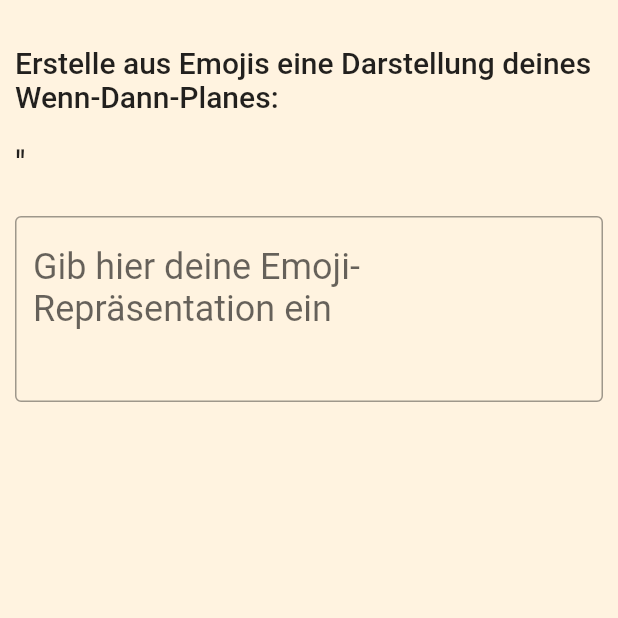
After one commit to EducationalTechnologies/serene-prompt, a Flutter app: the EmojiStoryScreen screen opened directly, on a phone screen of 412 x 824 dp, the top half of it. The commit adds this screen. Run offline on Flutter 3.47's test engine with Material 2 defaults, Android fonts, the phone set to English and light mode, and no system bars; our stand-ins replace cloud_firestore, email_validator, firebase_auth, firebase_core, flutter_local_notifications, flutter_markdown and 6 more; accounts and stored records are empty; network calls fail.

Commit message:
add emoji task

```diff
--- a/assets/config/plans.json
+++ b/assets/config/plans.json
@@ -8,7 +8,7 @@
 "Wenn ich beim Lernen nervös bin, dann achte ich auf eine ruhige Atmung.",
 "Wenn ich beim Lernen aufgeregt bin, dann gehe ich meinen Plan im Kopf durch.",
 "Wenn ich mich beim Lernen wütend fühle, dann frage ich mich nach dem Grund",
-"Wenn ich mich beim Lernen unwohl fühle, dann mache ich eine kurze Pause. ",
+"Wenn ich mich beim Lernen unwohl fühle, dann mache ich eine kurze Pause.",
 "Wenn ich beim Lernen Angst habe, dann sage ich mir, dass ich durchhalten will",
 "Wenn ich beim Lernen müde werde, dann mache ich zwischendurch einige Hampelmänner.",
 "Wenn ich unmotiviert bin zu lernen, dann denke ich an mein Lernziel für den Tag.",
@@ -17,7 +17,7 @@
 "Wenn es beim Lernen eine Unterbrechung gibt, dann kehre ich danach sofort zur Aufgabe zurück",
 "Wenn ich eine Nachricht bekomme, dann werde ich warten bis ich das Lernen beendet habe.",
 "Wenn ich beim Lernen Tagträume habe, dann schließe ich kurz fest die Augen.",
-"Wenn ich beim Lernen eine Ablenkung bemerke, dann suche ich mir einen ruhigen/ geeigneteren Raum.",
+"Wenn ich beim Lernen eine Ablenkung bemerke, dann suche ich mir einen ruhigen Raum.",
 "Wenn ich mit dem Vokabellernen in cabuu beginne, dann schließe ich zuerst alle anderen Apps.",
 "Wenn ich mit dem Lernen anfangen will, dann gehe ich an einen geeigneten Arbeitsplatz",
 "Wenn mein Smartphone mich ablenkt, dann lege ich es in einiger Entfernung ab.",
@@ -27,5 +27,4 @@
 "Wenn ich mit dem Vokabellernen fertig bin, dann fühle ich große Erleichterung.",
 "Wenn ich alle meine Schulaufgaben erledigt habe, dann fühle ich große Freude.",
 "Wenn ich meinen Wortschatz vergrößere, dann kann ich besser auf Englisch Unterhaltungen führen."
-
 ]
--- /dev/null
+++ b/lib/screens/internalisation/emoji_story_screen.dart
@@ -0,0 +1,97 @@
+import 'package:flutter/material.dart';
+import 'package:flutter/widgets.dart';
+import 'package:provider/provider.dart';
+import 'package:serene/shared/route_names.dart';
+import 'package:serene/shared/ui_helpers.dart';
+import 'package:serene/viewmodels/internalisation_view_model.dart';
+import 'package:serene/widgets/full_width_button.dart';
+
+class EmojiStoryScreen extends StatefulWidget {
+  EmojiStoryScreen({Key key}) : super(key: key);
+
+  @override
+  _EmojiStoryScreenState createState() => _EmojiStoryScreenState();
+}
+
+class _EmojiStoryScreenState extends State<EmojiStoryScreen> {
+  bool _done = false;
+  String _emojiStory = "";
+
+  // bool _useEmojiPicker = false;
+
+  _buildSubmitButton() {
+    var vm = Provider.of<InternalisationViewModel>(context, listen: false);
+    return Align(
+        alignment: Alignment.bottomCenter,
+        child: FullWidthButton(
+          onPressed: () async {
+            await vm.submitEmojiStory(_emojiStory);
+            Navigator.pushNamed(context, RouteNames.NO_TASKS);
+          },
+        ));
+  }
+
+  // _buildEmojiPicker() {
+  //   return EmojiKeyboard(
+  //     onEmojiSelected: (Emoji emoji) {
+  //       setState(() {
+  //         _emojiStory += emoji.text;
+  //       });
+  //       print(emoji);
+  //     },
+  //   );
+  // }
+
+  @override
+  Widget build(BuildContext context) {
+    var vm = Provider.of<InternalisationViewModel>(context);
+    return Scaffold(
+      body: Container(
+        margin: UIHelper.getContainerMargin(),
+        child: Column(
+          mainAxisAlignment: MainAxisAlignment.center,
+          children: [
+            Expanded(
+              child: ListView(
+                children: [
+                  UIHelper.verticalSpaceMedium(),
+                  Text(
+                    "Erstelle aus Emojis eine Darstellung deines Wenn-Dann-Planes:",
+                    style: Theme.of(context).textTheme.headline6,
+                  ),
+                  UIHelper.verticalSpaceMedium(),
+                  Text(
+                    "'${vm.implementationIntention}'",
+                    style: Theme.of(context).textTheme.headline5,
+                  ),
+                  UIHelper.verticalSpaceMedium(),
+                  Center(
+                      child: TextField(
+                    minLines: 3,
+                    maxLines: 5,
+                    autocorrect: false,
+                    enableSuggestions: false,
+                    style: Theme.of(context).textTheme.headline5,
+                    decoration: InputDecoration(
+                        border: OutlineInputBorder(),
+                        hintText: "Gib hier deine Emoji-Repräsentation ein"),
+                    onChanged: (text) {
+                      setState(() {
+                        _done = true;
+                        _emojiStory = text;
+                      });
+                    },
+                  )),
+                  UIHelper.verticalSpaceMedium(),
+                  // _buildSubmitButton(),
+                  UIHelper.verticalSpaceMedium(),
+                ],
+              ),
+            ),
+            if (_done) _buildSubmitButton()
+          ],
+        ),
+      ),
+    );
+  }
+}
--- a/lib/screens/internalisation/waiting_internalisation_screen.dart
+++ b/lib/screens/internalisation/waiting_internalisation_screen.dart
@@ -40,7 +40,9 @@ class _WaitingInternalisationScreenState
     });
     animation.addStatusListener((status) {
       if (status == AnimationStatus.completed) {
-        _done = true;
+        setState(() {
+          _done = true;
+        });
       }
     });
     controller.forward();
@@ -55,7 +57,6 @@ class _WaitingInternalisationScreenState
     final vm = Provider.of<InternalisationViewModel>(context, listen: false);
     return FullWidthButton(onPressed: () async {
       await vm.submit(InternalisationCondition.waiting);
-      Navigator.pushNamed(context, RouteNames.NO_TASKS);
     });
   }
 
--- a/lib/services/data_service.dart
+++ b/lib/services/data_service.dart
@@ -226,4 +226,9 @@ class DataService {
   saveConsent(bool consented) async {
     await _databaseService.saveConsent(_userService.getUserEmail(), consented);
   }
+
+  saveEmojiInternalisation(Internalisation internalisation) async {
+    await _databaseService.saveEmojiInternalisation(
+        _userService.getUserEmail(), internalisation);
+  }
 }
--- a/lib/services/firebase_service.dart
+++ b/lib/services/firebase_service.dart
@@ -34,6 +34,8 @@ class FirebaseService {
   static const String COLLECTION_OBSTACLES = "obstacles";
   static const String COLLECTION_INTERNALISATION = "internalisation";
   static const String COLLECTION_RECALLTASKS = "recallTasks";
+  static const String COLLECTION_EMOJI_INTERNALISATION =
+      "emojiInternalisations";
 
   Future<List<DocumentSnapshot>> getGoals(String email) async {
     var goals = await _databaseReference
@@ -344,4 +346,11 @@ class FirebaseService {
         .doc(userid)
         .set({"consented": consentValue});
   }
+
+  saveEmojiInternalisation(
+      String userEmail, Internalisation internalisation) async {
+    return await _databaseReference
+        .collection(COLLECTION_EMOJI_INTERNALISATION)
+        .add(internalisation.toMap());
+  }
 }
--- a/lib/services/user_service.dart
+++ b/lib/services/user_service.dart
@@ -62,10 +62,10 @@ class UserService {
   }
 
   _getRandomUsername() {
-    var chars = "abcdefghijklmnopqrstuvwxyz0123456789!";
+    var chars = "abcdefghijklmnopqrstuvwxyz0123456789";
     Random rnd = new Random(new DateTime.now().millisecondsSinceEpoch);
     String result = "";
-    for (var i = 0; i < 16; i++) {
+    for (var i = 0; i < 12; i++) {
       result += chars[rnd.nextInt(chars.length)];
     }
     return result;
--- a/lib/shared/enums.dart
+++ b/lib/shared/enums.dart
@@ -59,7 +59,12 @@ class ExperimentalGroup {
       "Experiment_GoalShielding_Personalized";
 }
 
-enum InternalisationCondition { waiting, scrambleWithHint, scrambleWithoutHint }
+enum InternalisationCondition {
+  waiting,
+  scrambleWithHint,
+  writing,
+  scrambleWithoutHint
+}
 
 enum AppStartupMode {
   normal,
--- a/lib/shared/route_names.dart
+++ b/lib/shared/route_names.dart
@@ -3,6 +3,7 @@ class RouteNames {
   static const MAIN = "/main";
   static const GOALS = "/goals";
   static const INTERNALISATION = "/internalisation";
+  static const EMOJI_STORY = "/emojistory";
   static const ADD_GOAL = "/addgoal";
   static const GS_HIGHLIGHT = "/gshighlight";
   static const RECALL_TASK = "/recalltask";
--- a/lib/viewmodels/internalisation_view_model.dart
+++ b/lib/viewmodels/internalisation_view_model.dart
@@ -1,32 +1,43 @@
+import 'dart:math';
+
 import 'package:serene/models/internalisation.dart';
 import 'package:serene/services/data_service.dart';
 import 'package:serene/services/experiment_service.dart';
 import 'package:serene/services/navigation_service.dart';
+import 'package:serene/services/notification_service.dart';
 import 'package:serene/shared/enums.dart';
 import 'package:serene/shared/route_names.dart';
 import 'package:serene/viewmodels/base_view_model.dart';
 
 class InternalisationViewModel extends BaseViewModel {
-  DataService _dataService;
-  NavigationService _navigationService;
-  ExperimentService _experimentService;
+  final DataService _dataService;
+  final NavigationService _navigationService;
+  final ExperimentService _experimentService;
+  final NotificationService _notificationService;
   String implementationIntention = "";
+  Future<bool> initialized;
   InternalisationCondition internalisationCondition =
       InternalisationCondition.waiting;
 
   Internalisation _currentInternalisation = Internalisation();
 
-  InternalisationViewModel(
-      this._dataService, this._navigationService, this._experimentService) {
+  InternalisationViewModel(this._dataService, this._navigationService,
+      this._experimentService, this._notificationService) {
     _currentInternalisation.startDate = DateTime.now();
+
+    initialized = init();
   }
 
   Future<bool> init() async {
     this.implementationIntention =
         await this._dataService.getCurrentImplementationIntention();
 
+    // TODO: TEMP! CHANGE BACK TO REGULAR!
+    var random = Random();
     this.internalisationCondition =
-        await _experimentService.getTodaysInternalisationCondition();
+        InternalisationCondition.values[random.nextInt(3)];
+    // this.internalisationCondition =
+    //     await _experimentService.getTodaysInternalisationCondition();
 
     return true;
   }
@@ -38,6 +49,18 @@ class InternalisationViewModel extends BaseViewModel {
     _currentInternalisation.condition = condition.toString();
     await this._dataService.saveInternalisation(_currentInternalisation);
 
+    _navigationService.navigateTo(RouteNames.EMOJI_STORY, arguments: this);
+    return true;
+  }
+
+  // TODO: This needs a better data representation
+  Future<bool> submitEmojiStory(String emojiStory) async {
+    this.setState(ViewState.busy);
+    _currentInternalisation.completionDate = DateTime.now();
+    _currentInternalisation.implementationIntention = implementationIntention;
+    _currentInternalisation.condition = emojiStory;
+    await this._dataService.saveEmojiInternalisation(_currentInternalisation);
+
     _navigationService.navigateTo(RouteNames.NO_TASKS);
     return true;
   }
--- a/pubspec.yaml
+++ b/pubspec.yaml
@@ -11,7 +11,7 @@ description: A Goal Setting Application
 # In iOS, build-name is used as CFBundleShortVersionString while build-number used as CFBundleVersion.
 # Read more about iOS versioning at
 # https://developer.apple.com/library/archive/documentation/General/Reference/InfoPlistKeyReference/Articles/CoreFoundationKeys.html
-version: 0.0.11+1
+version: 0.0.12+1
 
 environment:
   sdk: ">=2.10.0 <3.0.0"
@@ -23,6 +23,7 @@ dependencies:
   provider: ^4.3.3
   intl: ^0.16.1
   sqflite: ^1.3.2
+  device_info: ^1.0.0
   flutter_markdown: ^0.5.2
   # Firebase stuff
   firebase_core: ^0.7.0
@@ -38,6 +39,7 @@ dependencies:
   email_validator: ^1.0.6
   flutter_native_timezone: ^1.0.4
   google_fonts: ^1.1.1
+  flutter_emoji_keyboard: ^0.1.3
 dev_dependencies:
   flutter_test:
     sdk: flutter
```
Also changed, not shown: lib/screens/internalisation/internalisation_screen.dart (+12 -3 lines), lib/screens/internalisation/writing_internalisation.dart (added, +78 -0 lines), lib/screens/no_task_screen.dart (+16 -12 lines), lib/services/experiment_service.dart (+4 -11 lines), lib/services/notification_service.dart (+27 -0 lines), lib/services/point_service.dart (added, +7 -0 lines), lib/shared/app_router.dart (+11 -1 lines), lib/shared/extensions.dart (+10 -0 lines), lib/widgets/serene_drawer.dart (+8 -9 lines).
